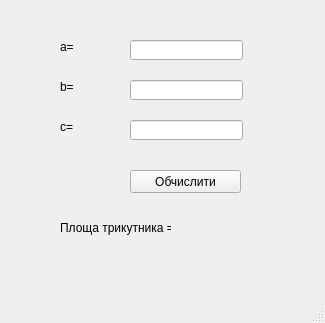
First picture: the form in Lab1/Lab1_view.ui, repository DovzhenkoVit/University, before the edit.
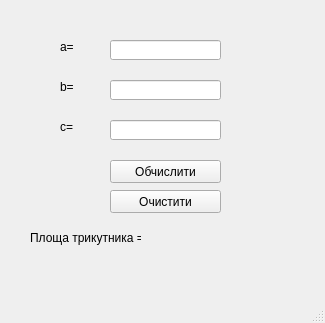
Second picture: the form after the edit.

Diff of the .ui file:
```diff
--- a/Lab1/Lab1_view.ui
+++ b/Lab1/Lab1_view.ui
@@ -56,9 +56,9 @@
    <widget class="QLineEdit" name="lineEdit">
     <property name="geometry">
      <rect>
-      <x>130</x>
+      <x>110</x>
       <y>40</y>
-      <width>113</width>
+      <width>111</width>
       <height>20</height>
      </rect>
     </property>
@@ -66,9 +66,9 @@
    <widget class="QLineEdit" name="lineEdit_2">
     <property name="geometry">
      <rect>
-      <x>130</x>
+      <x>110</x>
       <y>80</y>
-      <width>113</width>
+      <width>111</width>
       <height>20</height>
      </rect>
     </property>
@@ -76,9 +76,9 @@
    <widget class="QLineEdit" name="lineEdit_3">
     <property name="geometry">
      <rect>
-      <x>130</x>
+      <x>110</x>
       <y>120</y>
-      <width>113</width>
+      <width>111</width>
       <height>20</height>
      </rect>
     </property>
@@ -86,8 +86,8 @@
    <widget class="QPushButton" name="pushButton">
     <property name="geometry">
      <rect>
-      <x>130</x>
-      <y>170</y>
+      <x>110</x>
+      <y>160</y>
       <width>111</width>
       <height>23</height>
      </rect>
@@ -99,8 +99,8 @@
    <widget class="QLabel" name="label_4">
     <property name="geometry">
      <rect>
-      <x>60</x>
-      <y>220</y>
+      <x>30</x>
+      <y>230</y>
       <width>111</width>
       <height>16</height>
      </rect>
@@ -112,16 +112,29 @@
    <widget class="QLabel" name="label_5">
     <property name="geometry">
      <rect>
-      <x>180</x>
-      <y>220</y>
-      <width>47</width>
-      <height>13</height>
+      <x>150</x>
+      <y>230</y>
+      <width>151</width>
+      <height>16</height>
      </rect>
     </property>
     <property name="text">
      <string/>
     </property>
    </widget>
+   <widget class="QPushButton" name="pushButton_2">
+    <property name="geometry">
+     <rect>
+      <x>110</x>
+      <y>190</y>
+      <width>111</width>
+      <height>23</height>
+     </rect>
+    </property>
+    <property name="text">
+     <string>Очистити</string>
+    </property>
+   </widget>
   </widget>
   <widget class="QStatusBar" name="statusbar"/>
  </widget>
```
Left out of the diff: 2 changed lines with no effect on the pictures.
